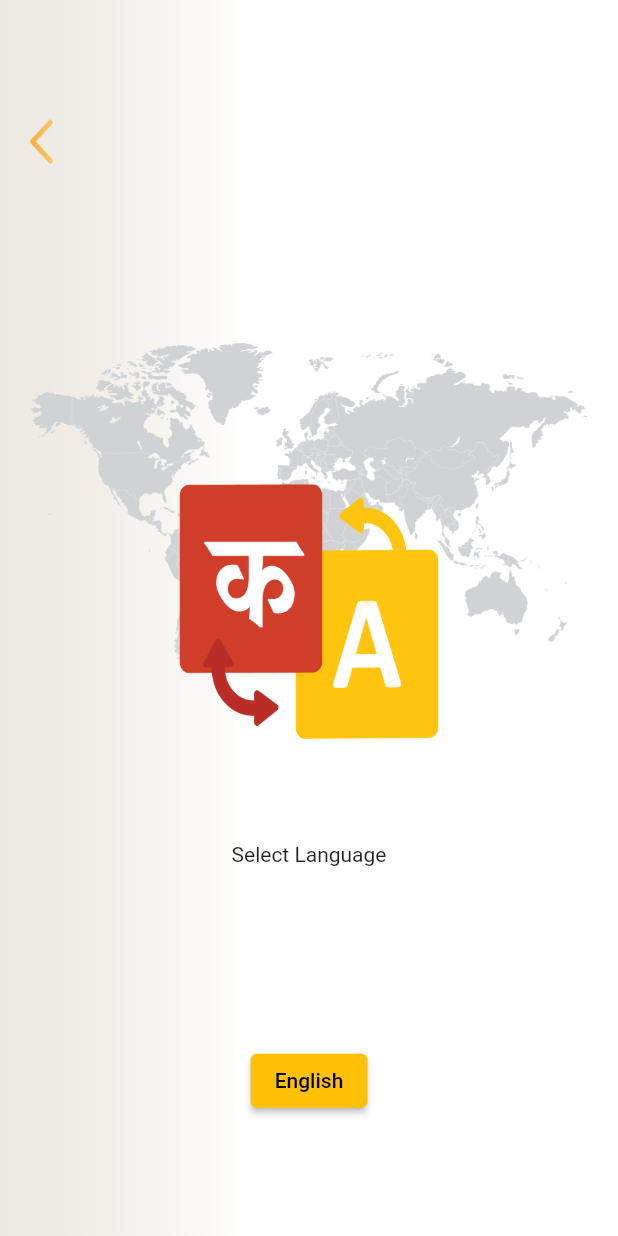
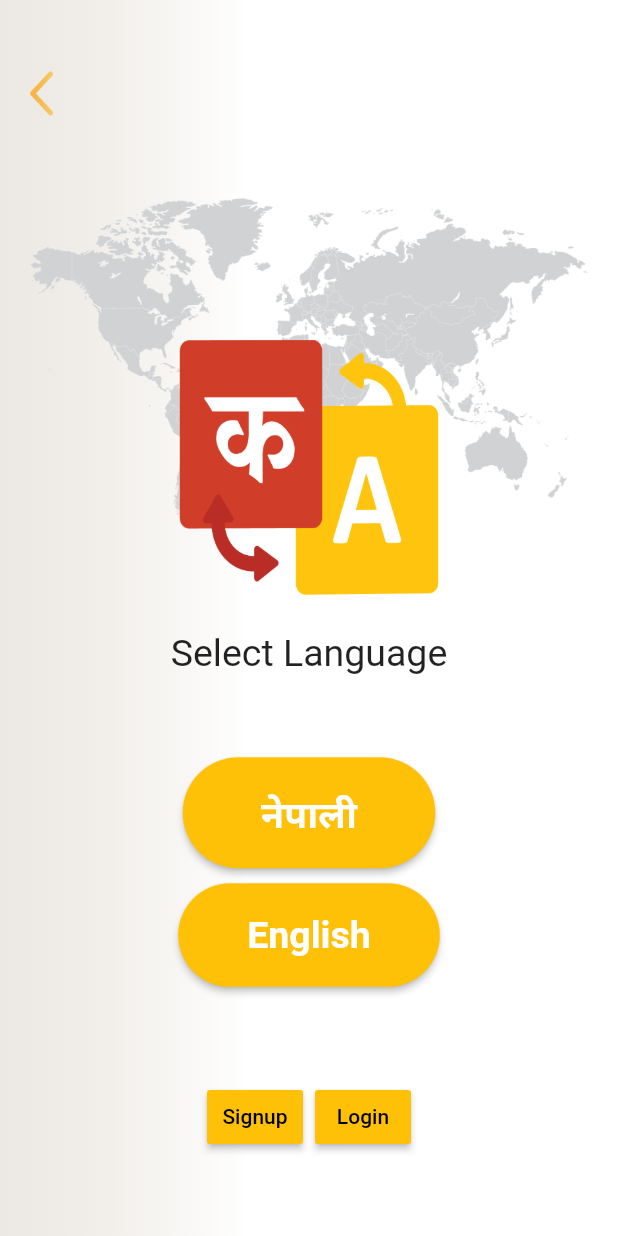
Before and after one commit to diksha/grihni, a Flutter app: the LanguageSelectScreen screen opened by its route, on a phone screen of 412 x 824 dp. Run offline on Flutter 3.47's test engine with Material 2 defaults, Android fonts, the light colour scheme and no system bars; our stand-ins replace cloud_firestore, firebase_core, get_it, stacked; missing offline and left inert: dart:ffi; accounts and stored records are empty.

Commit message:
create the language select screen

```diff
--- a/lib/constants/router_names.dart
+++ b/lib/constants/router_names.dart
@@ -1,3 +1,4 @@
 const String startupScreenRoute = '/';
 const String languageSelectScreenRoute = 'lang';
 const String signupScreenRoute = 'signup';
+const String loginScreenRoute = 'login';
--- a/lib/ui/router.dart
+++ b/lib/ui/router.dart
@@ -12,6 +12,8 @@ Route<dynamic> generateRoute(RouteSettings settings) {
       return MaterialPageRoute(builder: (context) => const LanguageSelectScreen());
     case signupScreenRoute:
       return MaterialPageRoute(builder: (context) => const SignupScreen());
+//    case loginScreenRoute:
+//      return MaterialPageRoute(builder: (context) => const LoginScreen());
     default:
       return MaterialPageRoute(builder: (context) => const StartupScreen());
   }
--- a/lib/ui/screens/language_select_screen.dart
+++ b/lib/ui/screens/language_select_screen.dart
@@ -40,8 +40,27 @@ class LanguageSelectScreen extends StatelessWidget {
                     ],
                   ),
                   _header(height, width),
-                  Center(child: const Text("Select Language")),
-                  _buttonBar(),
+                  const Padding(
+                    padding: EdgeInsets.fromLTRB(0, 20, 0, 0),
+                    child: Center(
+                        child: Text(
+                      "Select Language",
+                      style: TextStyle(
+                          fontSize: 25,
+                          ),
+                    )),
+                  ),
+                  Column(
+                    children: [
+                      _button(" नेपाली "),
+                      SizedBox(
+                        height: 10,
+                      ),
+                      _button("English"),
+                    ],
+                  ),
+
+                  _buttonBar()
                 ],
               ),
             ),
@@ -71,13 +90,40 @@ Widget _header(height, width) {
   );
 }
 
-Widget _buttonBar() {
+Widget _button(String str) {
   return Column(
     children: [
-      ElevatedButton(
+      MaterialButton(
+        color: Colors.amber,
+        shape: const StadiumBorder(),
         onPressed: () {},
-        child: Text("English"),
+        child: Padding(
+          padding: EdgeInsets.fromLTRB(30, 20, 30, 20),
+          child: Text(
+            "$str",
+            style: TextStyle(
+                color: Colors.white, fontSize: 25, fontWeight: FontWeight.bold),
+          ),
+        ),
       )
     ],
   );
 }
+
+Widget _buttonBar() {
+  return ButtonBar(
+    alignment: MainAxisAlignment.center,
+    children: [
+      MaterialButton(
+        color: Colors.amber,
+        onPressed: () {},
+        child: const Text("Signup"),
+      ),
+      MaterialButton(
+        color: Colors.amber,
+        onPressed: () {},
+        child: const Text("Login"),
+      ),
+    ],
+  );
+}
```
Also changed, not shown: lib/ui/screens/signup_screen.dart (+13 -10 lines), lib/ui/widgets/app_bar.dart (+24 -4 lines), lib/view models/signup_view_model.dart (+15 -6 lines), 3 other files.
